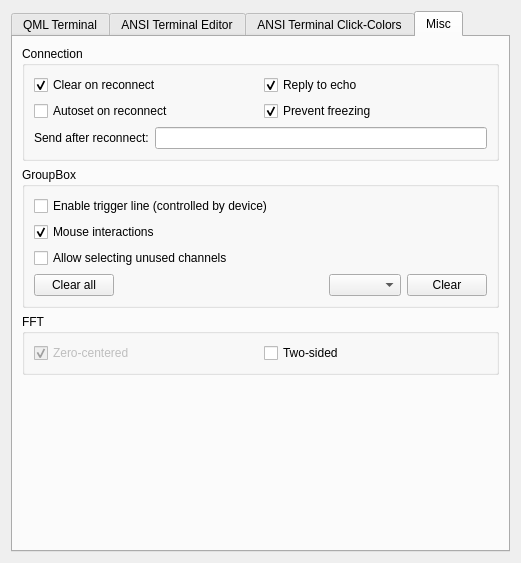
Above: developeroptions.ui from jirimaier/DataPlotter before the change. Below: the same form after it.
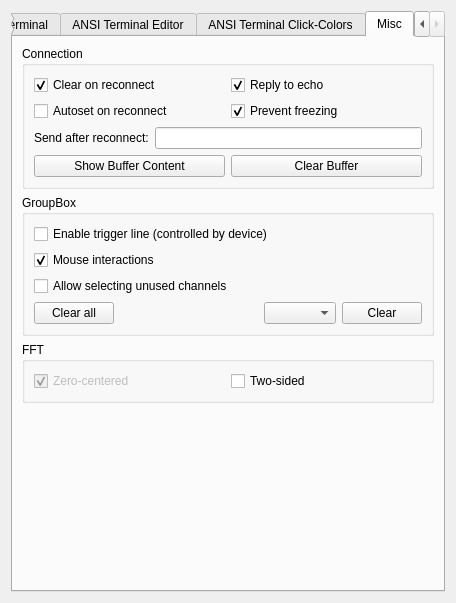
That is the form after the change. The open tabs and pages were chosen to show the change. Icons and pictures are not drawn.

The edit to the form file:
```diff
--- a/developeroptions.ui
+++ b/developeroptions.ui
@@ -6,8 +6,8 @@
    <rect>
     <x>0</x>
     <y>0</y>
-    <width>521</width>
-    <height>563</height>
+    <width>456</width>
+    <height>603</height>
    </rect>
   </property>
   <property name="windowTitle">
@@ -711,6 +711,50 @@
             </item>
            </layout>
           </item>
+          <item row="3" column="0" colspan="2">
+           <layout class="QHBoxLayout" name="horizontalLayout_3">
+            <item>
+             <widget class="QPushButton" name="pushButtonViewBuffer">
+              <property name="toolTip">
+               <string>&lt;html&gt;&lt;head/&gt;&lt;body&gt;&lt;p&gt;Print buffer content into the information console&lt;/p&gt;&lt;/body&gt;&lt;/html&gt;</string>
+              </property>
+              <property name="text">
+               <string>Show Buffer Content</string>
+              </property>
+              <property name="icon">
+               <iconset resource="resources.qrc">
+                <normaloff>:/images/icons/viewBuffer.png</normaloff>:/images/icons/viewBuffer.png</iconset>
+              </property>
+              <property name="iconSize">
+               <size>
+                <width>30</width>
+                <height>30</height>
+               </size>
+              </property>
+             </widget>
+            </item>
+            <item>
+             <widget class="QPushButton" name="pushButtonClearBuffer">
+              <property name="toolTip">
+               <string>Clear buffer</string>
+              </property>
+              <property name="text">
+               <string>Clear Buffer</string>
+              </property>
+              <property name="icon">
+               <iconset resource="resources.qrc">
+                <normaloff>:/images/icons/clearBuffer.png</normaloff>:/images/icons/clearBuffer.png</iconset>
+              </property>
+              <property name="iconSize">
+               <size>
+                <width>30</width>
+                <height>30</height>
+               </size>
+              </property>
+             </widget>
+            </item>
+           </layout>
+          </item>
          </layout>
         </widget>
        </item>
@@ -829,7 +873,7 @@
          <property name="title">
           <string>FFT</string>
          </property>
-         <layout class="QHBoxLayout" name="horizontalLayout_3">
+         <layout class="QHBoxLayout" name="horizontalLayout_5">
           <item>
            <widget class="QCheckBox" name="checkBoxFFTZeroCenter">
             <property name="enabled">
```
Left out of the diff: 16 changed lines with no effect on the pictures.
